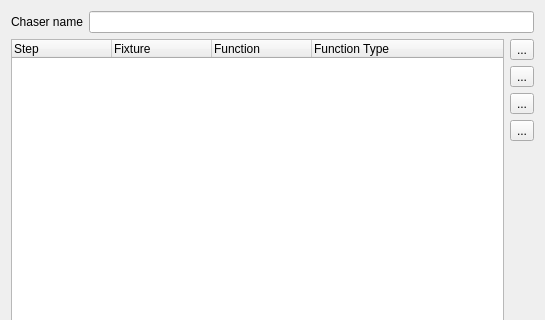
Old version of the form branches/qt4/main/src/chasereditor.ui in the repository Bondzio/qlc; both pictures show x 0 to 545 and y 0 to 320 of the 545 by 459 pixel window.
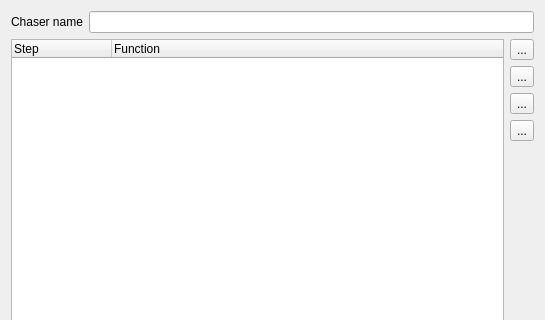
New version of the form.

Commit message: * TODO: * main/Makefile.am: * main/src/app.cpp: * main/src/chaser.cpp: * main/src/chaser.h: * main/src/chasereditor.cpp: * main/src/chasereditor.ui: * main/src/collection.cpp: * main/src/collectioneditor.cpp: * main/src/doc.cpp: * main/src/doc.h: * main/src/efx.cpp: * main/src/efx.h: * main/src/efxeditor.cpp: * main/src/efxeditor.h: * main/src/efxeditor.ui: * main/src/efxfixture.cpp: * main/src/efxfixture.h: * main/src/function.cpp: * main/src/function.h: * main/src/functionmanager.cpp: * main/src/functionselection.cpp: * main/src/vcbuttonproperties.cpp: * main/src/vcsliderproperties.ui:

```diff
--- a/branches/qt4/main/src/chasereditor.ui
+++ b/branches/qt4/main/src/chasereditor.ui
@@ -49,21 +49,11 @@
          <string>Step</string>
         </property>
        </column>
-       <column>
-        <property name="text" >
-         <string>Fixture</string>
-        </property>
-       </column>
        <column>
         <property name="text" >
          <string>Function</string>
         </property>
        </column>
-       <column>
-        <property name="text" >
-         <string>Function Type</string>
-        </property>
-       </column>
       </widget>
      </item>
      <item>
```
The commit also changes 24 other files.
